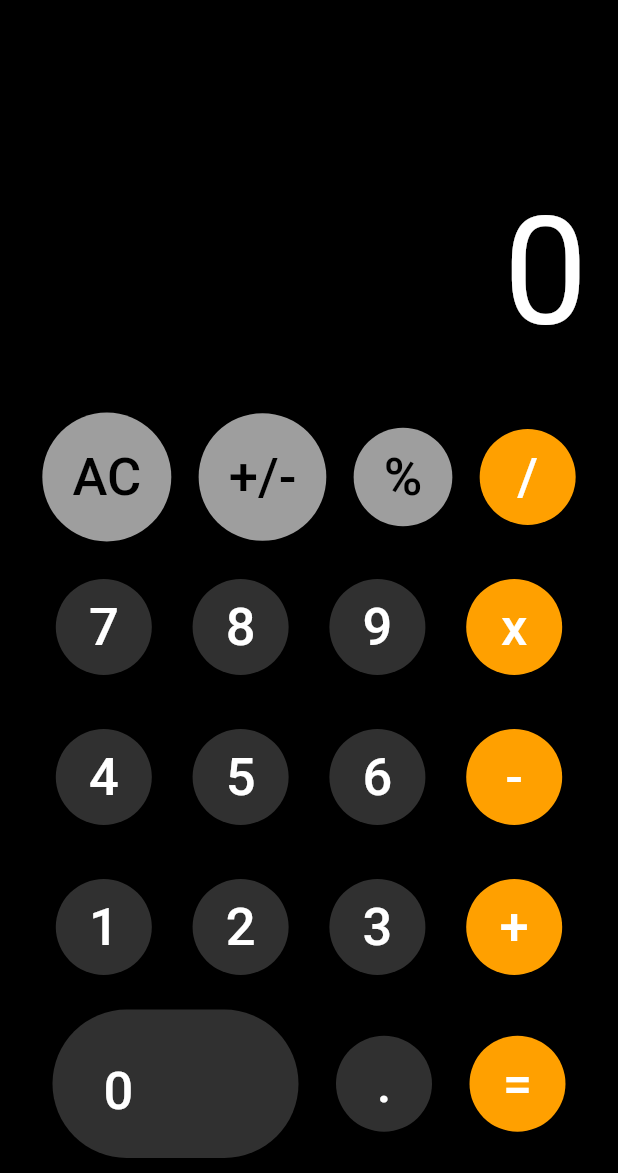
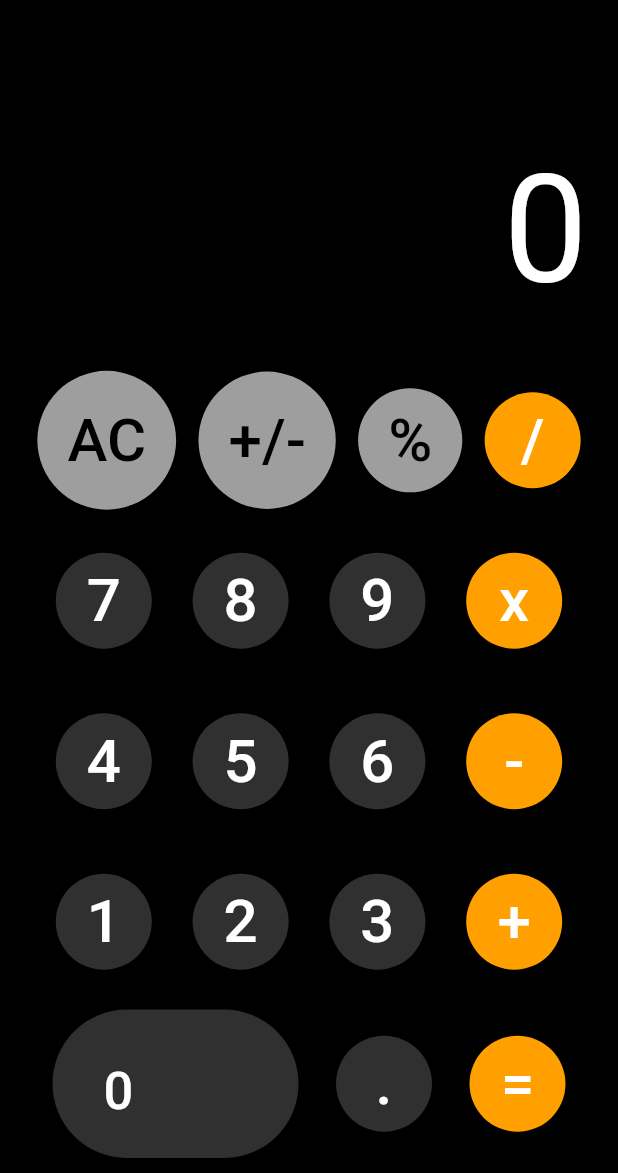
Before and after one commit to parthgithubrit/calculator, a Flutter app: the screen it shows after launch, on a phone screen of 412 x 824 dp, the part 63-1236 px from its top. Run offline on Flutter 3.47's test engine with Material 3 defaults, Android fonts, the phone set to English and light mode, and no system bars.

Commit message:
Update main.dart

```diff
--- a/lib/main.dart
+++ b/lib/main.dart
@@ -36,7 +36,7 @@ class _CalculatorState extends State<Calculator> {
         child: Text(
           '$btnText',
           style: TextStyle(
-            fontSize: 35,
+            fontSize: 40,
             color: txtColor,
           ),
         ),
```
